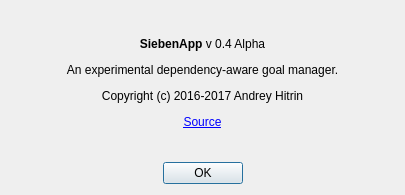
First picture: the form in ui/about.ui, repository ahitrin/SiebenApp, before the edit.
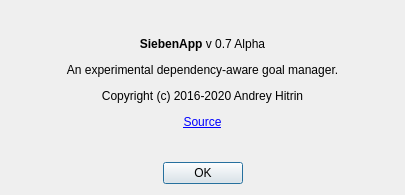
Second picture: the form after the edit.

Commit message: Update 'about' dialog, lol

What changed in the file:
```diff
--- a/ui/about.ui
+++ b/ui/about.ui
@@ -20,7 +20,7 @@
    <item>
     <widget class="QLabel" name="label_text">
      <property name="text">
-      <string>&lt;html&gt;&lt;head/&gt;&lt;body&gt;&lt;p align=&quot;center&quot;&gt;&lt;span style=&quot; font-weight:600;&quot;&gt;SiebenApp&lt;/span&gt; v 0.4 Alpha&lt;/p&gt;&lt;p align=&quot;center&quot;&gt;An experimental dependency-aware goal manager.&lt;/p&gt;&lt;p align=&quot;center&quot;&gt;Copyright (c) 2016-2017 Andrey Hitrin&lt;/p&gt;&lt;p align=&quot;center&quot;&gt;&lt;a href=&quot;https://github.com/ahitrin/SiebenApp&quot;&gt;&lt;span style=&quot; text-decoration: underline; color:#0000ff;&quot;&gt;Source&lt;/span&gt;&lt;/a&gt;&lt;/p&gt;&lt;/body&gt;&lt;/html&gt;</string>
+      <string>&lt;html&gt;&lt;head/&gt;&lt;body&gt;&lt;p align=&quot;center&quot;&gt;&lt;span style=&quot; font-weight:600;&quot;&gt;SiebenApp&lt;/span&gt; v 0.7 Alpha&lt;/p&gt;&lt;p align=&quot;center&quot;&gt;An experimental dependency-aware goal manager.&lt;/p&gt;&lt;p align=&quot;center&quot;&gt;Copyright (c) 2016-2020 Andrey Hitrin&lt;/p&gt;&lt;p align=&quot;center&quot;&gt;&lt;a href=&quot;https://github.com/ahitrin/SiebenApp&quot;&gt;&lt;span style=&quot; text-decoration: underline; color:#0000ff;&quot;&gt;Source&lt;/span&gt;&lt;/a&gt;&lt;/p&gt;&lt;/body&gt;&lt;/html&gt;</string>
      </property>
     </widget>
    </item>
```
